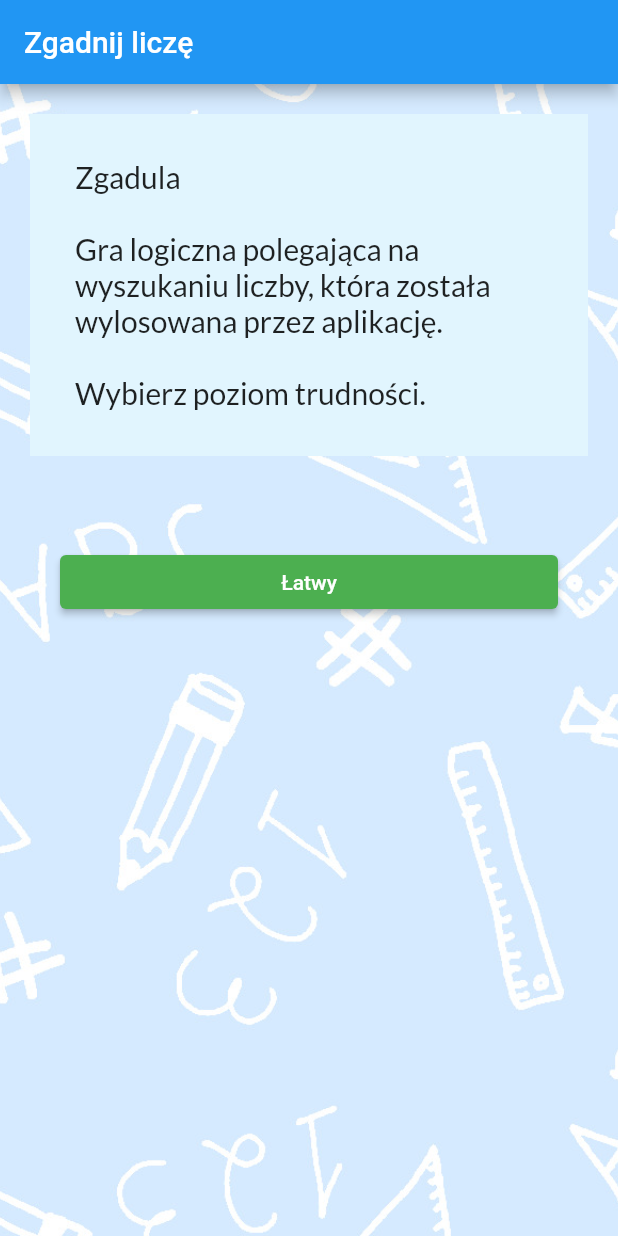
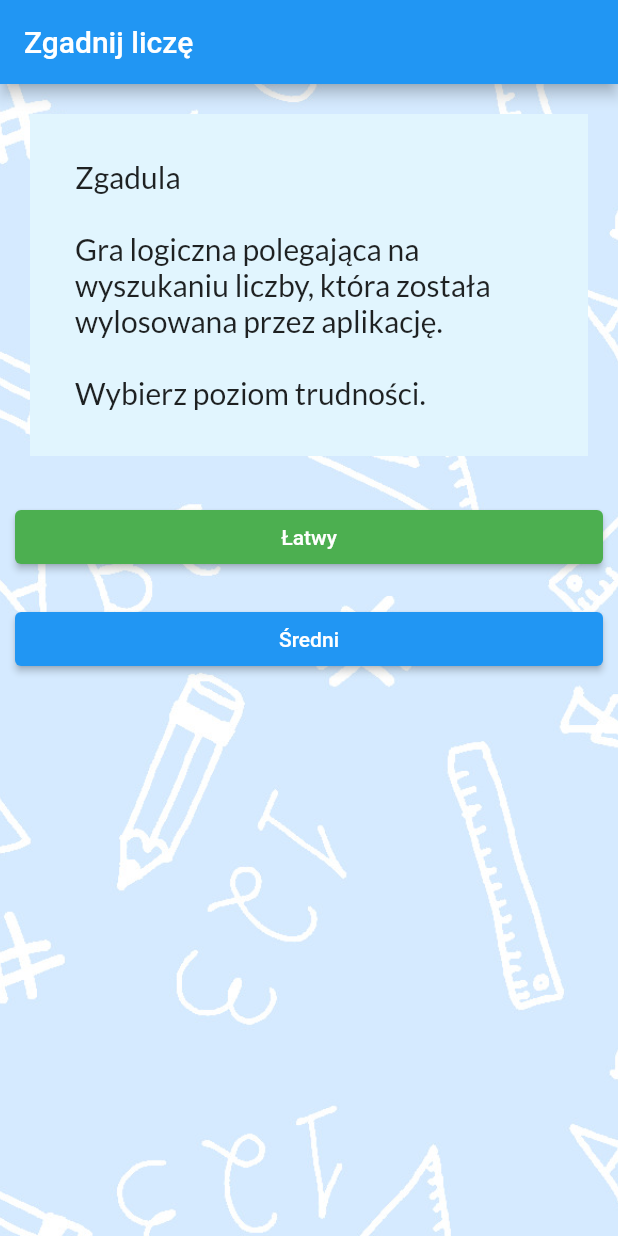
Before and after one commit to mgudalewicz/zgadulla, a Flutter app: the screen it shows after launch, on a phone screen of 412 x 824 dp. Run offline on Flutter 3.47's test engine with Material 2 defaults, Android fonts, the phone set to English and light mode, and no system bars; our stand-ins replace google_fonts.

Commit message:
creating functionality medium level

```diff
--- a/lib/easy/easyLevel.dart
+++ b/lib/easy/easyLevel.dart
@@ -47,6 +47,8 @@ class _EasyLevelState extends State<EasyLevel> {
                   validator: (value) {
                     if (value == null || value.isEmpty) {
                       return 'Zapomniałeś czegoś dodać :(';
+                    } else if (int.parse(value) > 100 || int.parse(value) < 1) {
+                      return 'Chyba się pomyliłeś, liczba ma być z zakresu (1-100)';
                     } else if (int.parse(value) < widget.random1) {
                       number += 1;
                       result = "za mało!";
--- a/lib/homePage/homePage.dart
+++ b/lib/homePage/homePage.dart
@@ -1,6 +1,7 @@
 import 'package:flutter/material.dart';
 import 'package:google_fonts/google_fonts.dart';
 import 'package:zgadulla/easy/easyLevel.dart';
+import 'package:zgadulla/medium/mediumLevel.dart';
 
 var number = 0;
 var level = '';
@@ -35,7 +36,7 @@ class HomePage extends StatelessWidget {
               ),
             ),
             Container(
-              margin: const EdgeInsets.all(40.0),
+              margin: const EdgeInsets.all(10.0),
               child: ElevatedButton(
                 style: ElevatedButton.styleFrom(
                   primary: Colors.green,
@@ -52,6 +53,24 @@ class HomePage extends StatelessWidget {
                 },
               ),
             ),
+            Container(
+              margin: const EdgeInsets.all(10.0),
+              child: ElevatedButton(
+                style: ElevatedButton.styleFrom(
+                  primary: Colors.blue,
+                ),
+                child: const Text('Średni'),
+                onPressed: () {
+                  level = 'Poziom Średni';
+                  number = 0;
+                  Navigator.of(context).push(
+                    MaterialPageRoute(
+                      builder: (_) => MediumLevel(),
+                    ),
+                  );
+                },
+              ),
+            ),
           ],
         ),
       ),
--- a/lib/win/winPage.dart
+++ b/lib/win/winPage.dart
@@ -1,6 +1,5 @@
 import 'package:flutter/material.dart';
 import 'package:google_fonts/google_fonts.dart';
-import 'package:zgadulla/easy/easyLevel.dart';
 import 'package:zgadulla/homePage/homePage.dart';
 
 class WinPage extends StatelessWidget {
```
Also changed, not shown: lib/medium/mediumLevel.dart (+4 -4 lines).
